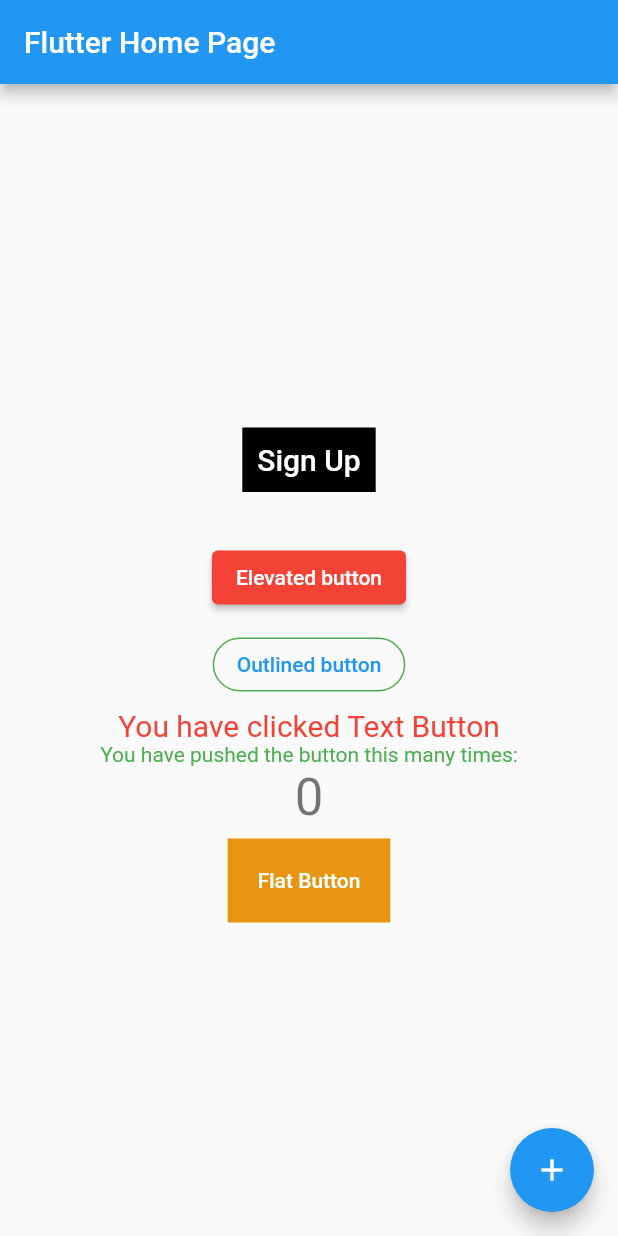
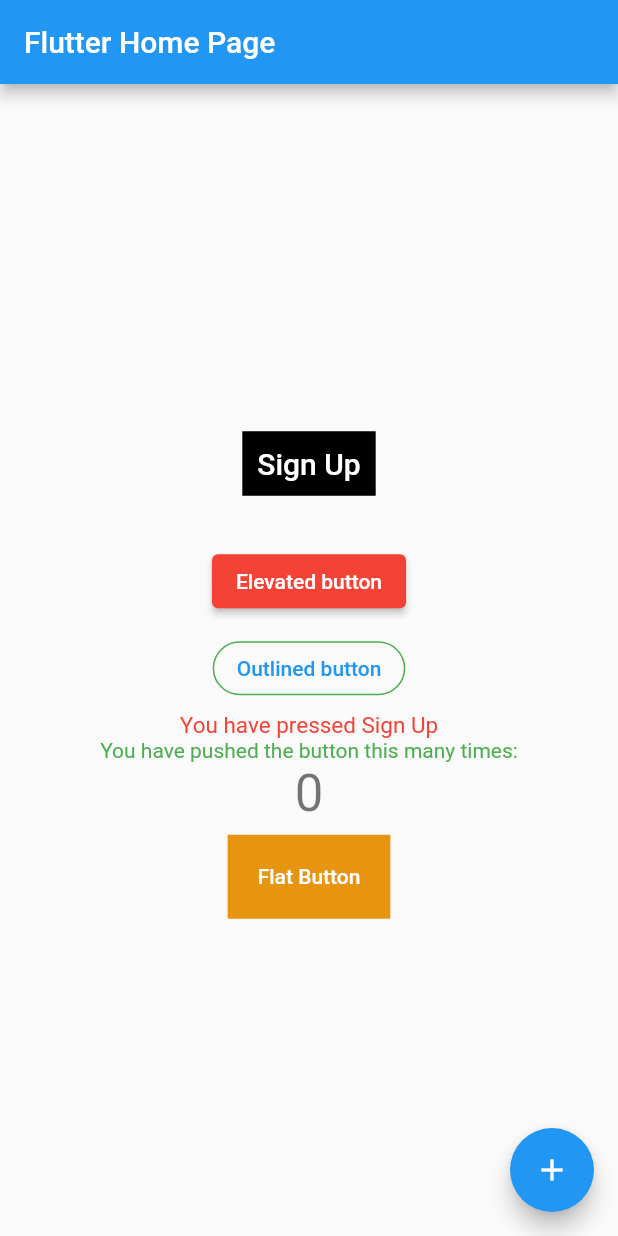
Before and after one commit to santattech/flutter-demo, a Flutter app: the screen it shows after launch, after a tap on "Sign Up", on a phone screen of 412 x 824 dp. Run offline on Flutter 3.47's test engine with Material 2 defaults, Android fonts, the phone set to English and light mode, and no system bars.

Commit message:
feat: onPress functionality added

```diff
--- a/lib/main.dart
+++ b/lib/main.dart
@@ -49,6 +49,7 @@ class MyHomePage extends StatefulWidget {
 
 class _MyHomePageState extends State<MyHomePage> {
   int _counter = 0;
+  String _buttonPressedText = 'Please press a button';
 
   void _incrementCounter() {
     setState(() {
@@ -96,7 +97,11 @@ class _MyHomePageState extends State<MyHomePage> {
                           color: Colors.white,
                         )),
                   ),
-                  onPressed: () {},
+                  onPressed: () {
+                    setState(() {
+                      _buttonPressedText = 'You have pressed Sign Up';
+                    });
+                  },
                 ),
               ),
               Container(
@@ -106,7 +111,11 @@ class _MyHomePageState extends State<MyHomePage> {
                     backgroundColor: Colors.red,
                     foregroundColor: Colors.white,
                   ),
-                  onPressed: () {},
+                  onPressed: () {
+                    setState(() {
+                      _buttonPressedText = 'You have pressed Elevated Button';
+                    });
+                  },
                   child: const Text('Elevated button'),
                 ),
               ),
@@ -120,12 +129,16 @@ class _MyHomePageState extends State<MyHomePage> {
                       color: Colors.green,
                     ),
                   ),
-                  onPressed: () {},
+                  onPressed: () {
+                    setState(() {
+                      _buttonPressedText = 'You have pressed Outlined Button';
+                    });
+                  },
                   child: const Text('Outlined button'),
                 ),
               ),
-              const Text('You have clicked Text Button',
-                  style: TextStyle(color: Colors.red, fontSize: 20)),
+              Text(_buttonPressedText,
+                  style: const TextStyle(color: Colors.red, fontSize: 15)),
               const Text('You have pushed the button this many times:',
                   style: TextStyle(
                     color: Colors.green,
@@ -145,7 +158,12 @@ class _MyHomePageState extends State<MyHomePage> {
                     ),
                   ),
                 ),
-                onPressed: () {},
+                onPressed: () {
+                  setState(() {
+                    _buttonPressedText =
+                        'You have pressed the below Flat button';
+                  });
+                },
               ),
             ],
           ),
```
Also changed, not shown: 1 other file.
